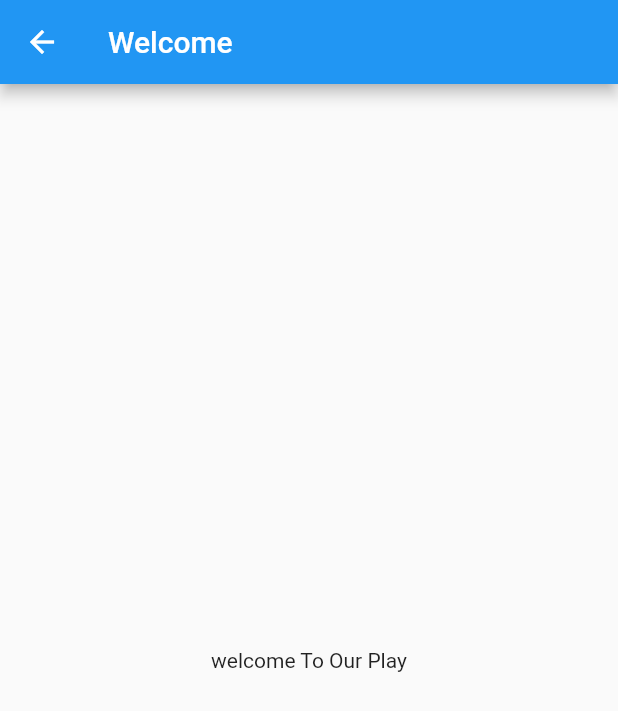
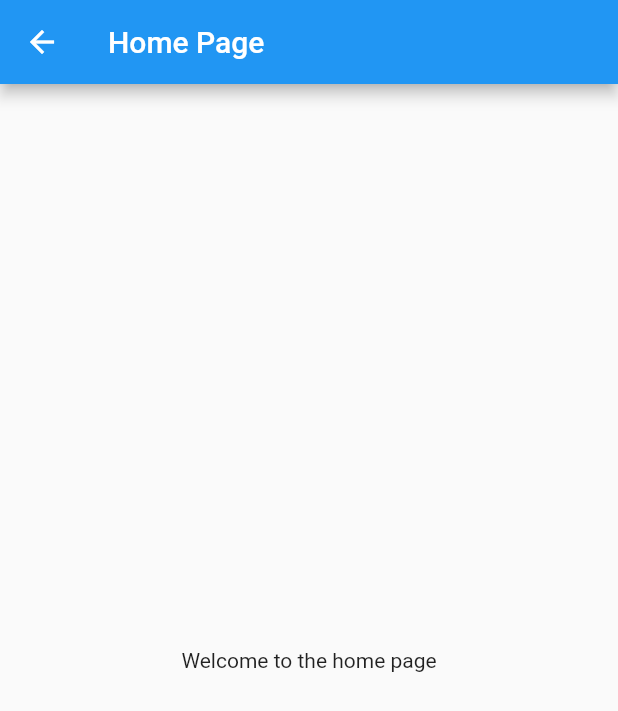
Before and after one commit to Bassem-Adel-Eg/flutterLearning, a Flutter app: the LoggedInSuccessfully screen opened directly, on a phone screen of 412 x 824 dp. Shown: the top 711 px of the screen. Run offline on Flutter 3.47's test engine with Material 2 defaults, Android fonts, the phone set to English and light mode, and no system bars.

Commit message:
Typo Fixing

```diff
--- a/login_with_actions/lib/login.dart
+++ b/login_with_actions/lib/login.dart
@@ -62,7 +62,7 @@ class _LoginPageState extends State<LoginPage>{
                   padding: EdgeInsets.symmetric(horizontal: 10.0),
                   margin: EdgeInsets.symmetric(horizontal: 10.0),
                   child: TextFormField(
-
+                    controller: usernameController,
                     textInputAction: TextInputAction.next,
                     onFieldSubmitted: (text) => FocusScope.of(context).requestFocus(passwordfocusNode),
                     decoration: InputDecoration(
@@ -71,7 +71,7 @@ class _LoginPageState extends State<LoginPage>{
                           color: Colors.white70,
                         ),
                         border: InputBorder.none,
-                        labelText: 'User Name Or email address',
+                        labelText: 'Username Or Email',
                         labelStyle: TextStyle(color: Colors.white)),
                   ),
                 ),
@@ -123,10 +123,10 @@ class LoggedInSuccessfully extends StatelessWidget {
   Widget build(BuildContext context) {
     return Scaffold(
       appBar: AppBar(
-        title: Text('Welcome',)
+        title: Text('Home Page',)
         ),
       body: Center(
-        child: Text("welcome To Our Play"),
+        child: Text("Welcome to the home page"),
         ),
     );
   }
```
